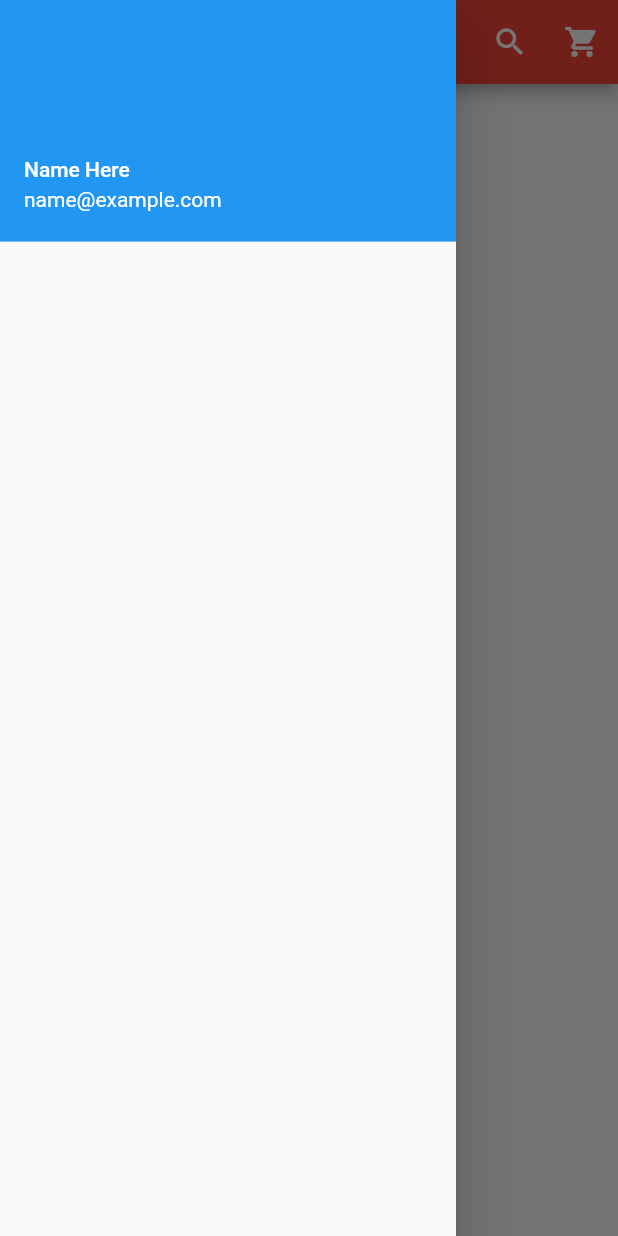
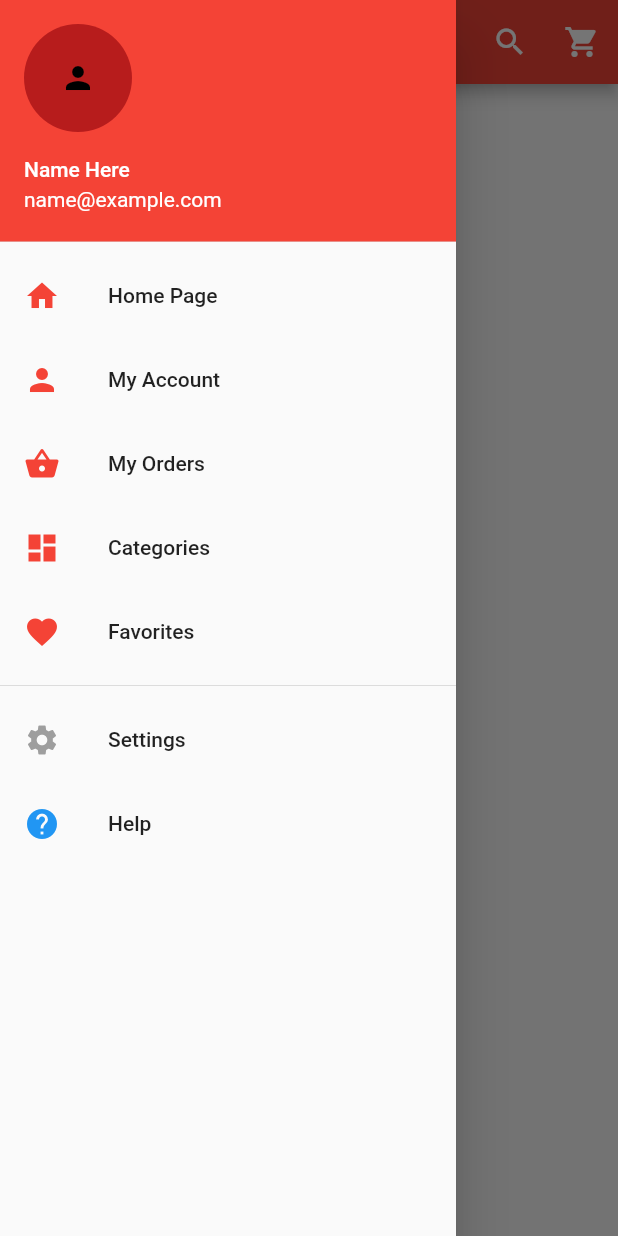
Before and after one commit to PeterMaged97/shopapp, a Flutter app: the screen it shows after launch, with the side drawer open, on a phone screen of 412 x 824 dp. Run offline on Flutter 3.47's test engine with Material 2 defaults, Android fonts, the phone set to English and light mode, and no system bars.

Commit message:
Finished drawer design

```diff
--- /dev/null
+++ b/lib/Components/drawer_list_tile.dart
@@ -0,0 +1,21 @@
+import 'package:flutter/material.dart';
+
+class DrawerListTile extends StatelessWidget {
+
+  final String label;
+  final Icon icon;
+  final Function onTap;
+
+  DrawerListTile({this.label, this.icon, this.onTap});
+
+  @override
+  Widget build(BuildContext context) {
+    return InkWell(
+      onTap: onTap,
+      child: ListTile(
+        title: Text(label),
+        leading: icon,
+      ),
+    );
+  }
+}
--- a/lib/Screens/home_page.dart
+++ b/lib/Screens/home_page.dart
@@ -1,4 +1,5 @@
 import 'package:flutter/material.dart';
+import 'package:shopapp/Components/drawer_list_tile.dart';
 
 class HomePage extends StatefulWidget {
   @override
@@ -13,17 +14,41 @@ class _HomePageState extends State<HomePage> {
         backgroundColor: Colors.red,
         title: Text('ShopApp'),
         actions: [
-          IconButton(icon: Icon(Icons.search, color: Colors.white,), onPressed: (){}),
-          IconButton(icon: Icon(Icons.shopping_cart, color: Colors.white), onPressed: (){}),
+          IconButton(
+              icon: Icon(
+                Icons.search,
+                color: Colors.white,
+              ),
+              onPressed: () {}),
+          IconButton(
+              icon: Icon(Icons.shopping_cart, color: Colors.white),
+              onPressed: () {}),
         ],
       ),
       drawer: Drawer(
-        child: ListView(
+          child: ListView(
           children: [
-            UserAccountsDrawerHeader(accountName: Text('Name Here'), accountEmail: Text('name@example.com'))
+            UserAccountsDrawerHeader(
+              accountName: Text('Name Here'),
+              accountEmail: Text('name@example.com'),
+              currentAccountPicture: GestureDetector(
+                child: CircleAvatar(
+                  backgroundColor: Colors.red[900],
+                  child: Icon(Icons.person, color: Colors.black),
+                ),
+              ),
+              decoration: BoxDecoration(color: Colors.red),
+            ),
+            DrawerListTile(label: 'Home Page', icon: Icon(Icons.home, color: Colors.red,), onTap: (){},),
+            DrawerListTile(label: 'My Account', icon: Icon(Icons.person, color: Colors.red,), onTap: (){},),
+            DrawerListTile(label: 'My Orders', icon: Icon(Icons.shopping_basket, color: Colors.red,), onTap: (){},),
+            DrawerListTile(label: 'Categories', icon: Icon(Icons.dashboard, color: Colors.red,), onTap: (){},),
+            DrawerListTile(label: 'Favorites', icon: Icon(Icons.favorite, color: Colors.red,), onTap: (){},),
+            Divider(),
+            DrawerListTile(label: 'Settings', icon: Icon(Icons.settings, color: Colors.grey,), onTap: (){},),
+            DrawerListTile(label: 'Help', icon: Icon(Icons.help, color: Colors.blue,), onTap: (){},),
           ],
-        )
-      ),
+      )),
     );
   }
 }
```
